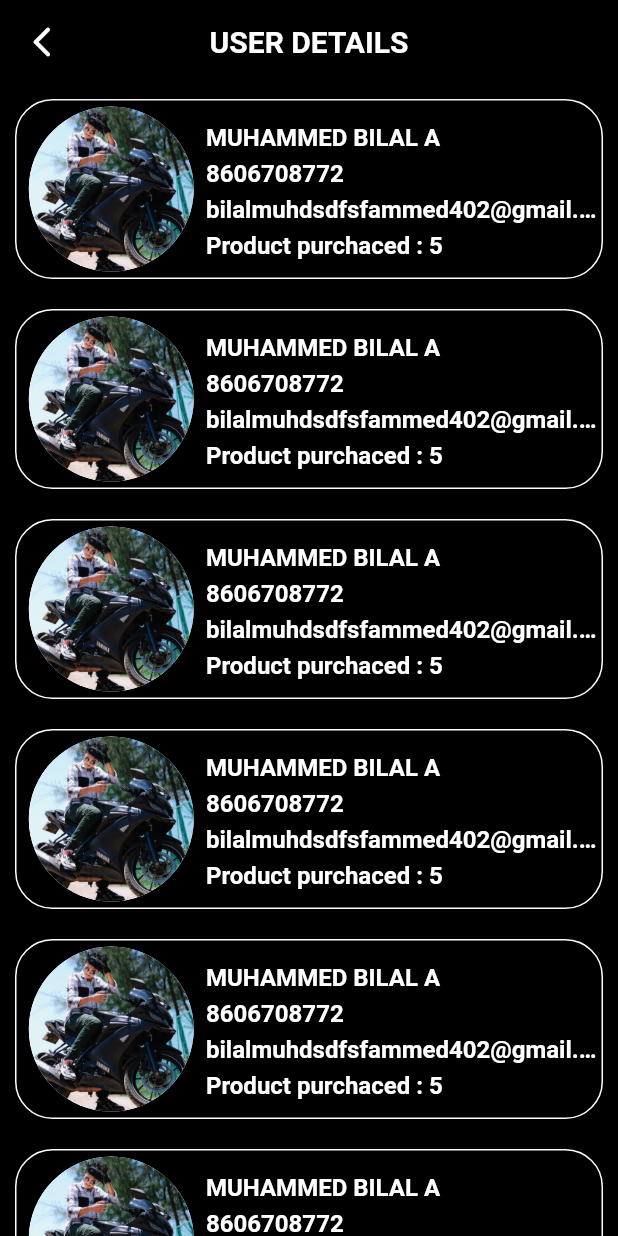
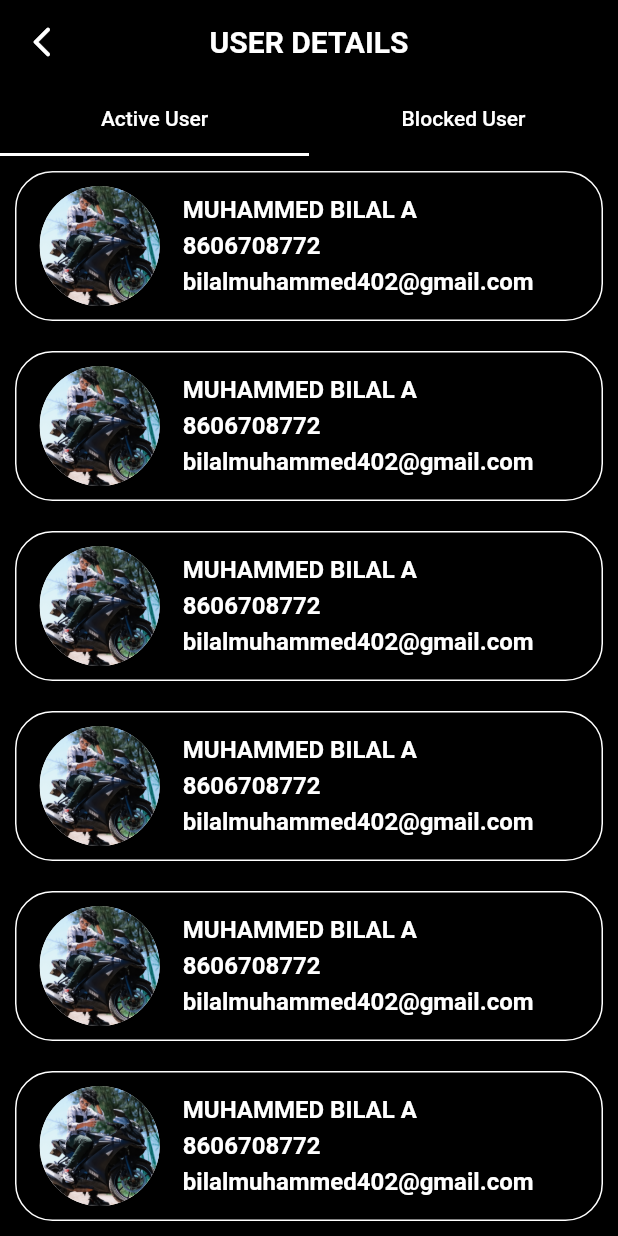
Before and after one commit to MuhammedBilalA/SOLE_SPHERE-ADMIN_PANEL, a Flutter app: the screen it shows after launch, after a tap on "User Details", on a phone screen of 412 x 824 dp. Run offline on Flutter 3.47's test engine with Material 2 defaults, Android fonts, the phone set to English and light mode, and no system bars; our stand-ins replace image_picker; missing offline and left inert: order_tracker.

Commit message:
User blocking Feature added

```diff
--- a/lib/presentation/home_screens/home_screen.dart
+++ b/lib/presentation/home_screens/home_screen.dart
@@ -7,6 +7,7 @@ import 'package:sole_sphere_admin/presentation/all_orders_screens/all_orders.scr
 
 import 'package:sole_sphere_admin/presentation/all_product_screens/all_product_screen.dart';
 import 'package:sole_sphere_admin/presentation/home_screens/widgets/home_screen_listtile.dart';
+
 import 'package:sole_sphere_admin/presentation/user_details_screen/all_users_sceen.dart';
 
 class HomeScreen extends StatelessWidget {
--- a/lib/presentation/splash_screen/splash_screen.dart
+++ b/lib/presentation/splash_screen/splash_screen.dart
@@ -18,15 +18,22 @@ class SplashScreen extends StatelessWidget {
     });
     return Scaffold(
       backgroundColor: kblack,
-      body: Center(
-        child: SizedBox(
-            height: 350,
-            width: 350,
-            child: Image.asset(
-              'assets/images/splash.gif',
-              fit: BoxFit.cover,
-            )),
-      ),
+      // body: Center(
+      //   child: SizedBox(
+      //       height: 350,
+      //       width: 350,
+      //       child: Image.asset(
+      //         'assets/images/splash.gif',
+      //         fit: BoxFit.cover,
+      //       )),
+      // ),
+      body: Container(
+          height: double.infinity,
+          width: double.infinity,
+          child: Image.asset(
+            'assets/images/splashadmin.gif',
+            fit: BoxFit.cover,
+          )),
     );
   }
 }
--- a/lib/presentation/user_details_screen/all_users_sceen.dart
+++ b/lib/presentation/user_details_screen/all_users_sceen.dart
@@ -1,13 +1,16 @@
 import 'package:flutter/material.dart';
 import 'package:sole_sphere_admin/core/colors/colors.dart';
 import 'package:sole_sphere_admin/presentation/user_details_screen/widget/user_details.dart';
+import 'package:sole_sphere_admin/presentation/user_details_screen/widget/user_tile.dart';
 
 class AllUsersScreen extends StatelessWidget {
   const AllUsersScreen({super.key});
 
   @override
   Widget build(BuildContext context) {
-    return Scaffold(
+    return DefaultTabController(
+      length: 2,
+      child: Scaffold(
           backgroundColor: kblack,
           appBar: AppBar(
             leading: IconButton(
@@ -24,108 +27,38 @@ class AllUsersScreen extends StatelessWidget {
               'USER DETAILS',
               style: TextStyle(fontWeight: FontWeight.bold),
             ),
+            bottom: const TabBar(
+                indicatorSize: TabBarIndicatorSize.tab,
+                indicatorColor: kblack,
+                labelColor: kblack,
+                tabs: [
+                  Tab(
+                    child: Text(
+                      'Active User',
+                      style: TextStyle(color: kwhite),
                     ),
-      body: ListView.separated(
+                  ),
+                  Tab(
+                    child: Text(
+                      'Blocked User',
+                      style: TextStyle(color: kwhite),
+                    ),
+                  ),
+                ]),
+          ),
+          body: TabBarView(children: [
+            ListView.separated(
                 itemBuilder: (context, index) {
                   return Padding(
-              padding: const EdgeInsets.only(left: 10, right: 10, top: 10),
+                    padding:
+                        const EdgeInsets.only(left: 10, right: 10, top: 10),
                     child: InkWell(
                       onTap: () {
                         Navigator.of(context).push(MaterialPageRoute(
-                    builder: (context) => UserDetails(),
+                          builder: (context) => UserDetails(isActive: true),
                         ));
                       },
-                child: Container(
-                  width: double.infinity,
-                  height: 120,
-                  decoration: BoxDecoration(
-                      borderRadius: BorderRadius.circular(25),
-                      border: Border.all(color: kwhite)),
-                  child: Row(
-                    children: [
-                      const Spacer(
-                        flex: 1,
-                      ),
-                      const CircleAvatar(
-                          // child: Container(
-                          //   height: 150,
-                          //   width: 150,
-                          //   decoration: BoxDecoration(
-                          //       color: Colors.red,
-                          //       borderRadius: BorderRadius.circular(50)),
-                          //   child: ClipRRect(
-                          //     borderRadius: BorderRadius.circular(50),
-                          //     child: Image.asset(
-                          //       'assets/images/DAY07895-011.jpg',
-                          //       fit: BoxFit.cover,
-                          //     ),
-                          //   ),
-                          // ),
-                          backgroundColor: kwhite,
-                          radius: 55,
-                          backgroundImage: AssetImage(
-                            'assets/images/DAY07895-011.jpg',
-                          )),
-                      const Spacer(
-                        flex: 1,
-                      ),
-                      Container(
-                        height: double.infinity,
-                        // color: Colors.red,
-                        width: MediaQuery.of(context).size.width * 0.64,
-                        child: const Column(
-                          crossAxisAlignment: CrossAxisAlignment.start,
-                          children: [
-                            SizedBox(
-                              height: 15,
-                            ),
-                            Text(
-                              'MUHAMMED BILAL A',
-                              style: TextStyle(
-                                  color: kwhite,
-                                  fontSize: 16,
-                                  fontWeight: FontWeight.bold),
-                            ),
-                            SizedBox(
-                              height: 5,
-                            ),
-                            Text(
-                              '8606708772',
-                              style: TextStyle(
-                                  color: kwhite,
-                                  fontSize: 16,
-                                  fontWeight: FontWeight.bold),
-                            ),
-                            SizedBox(
-                              height: 5,
-                            ),
-                            Text(
-                              'bilalmuhdsdfsfammed402@gmail.com',
-                              style: TextStyle(
-                                  overflow: TextOverflow.ellipsis,
-                                  color: kwhite,
-                                  fontSize: 16,
-                                  fontWeight: FontWeight.bold),
-                            ),
-                            SizedBox(
-                              height: 5,
-                            ),
-                            Text(
-                              'Product purchaced : 5',
-                              style: TextStyle(
-                                  color: kwhite,
-                                  fontSize: 16,
-                                  fontWeight: FontWeight.bold),
-                            ),
-                            SizedBox(
-                              height: 5,
-                            ),
-                          ],
-                        ),
-                      )
-                    ],
-                  ),
-                ),
+                      child: UserTile(),
                     ),
                   );
                 },
@@ -135,6 +68,28 @@ class AllUsersScreen extends StatelessWidget {
                   );
                 },
                 itemCount: 10),
+            ListView.separated(
+                itemBuilder: (context, index) {
+                  return Padding(
+                    padding:
+                        const EdgeInsets.only(left: 10, right: 10, top: 10),
+                    child: InkWell(
+                      onTap: () {
+                        Navigator.of(context).push(MaterialPageRoute(
+                          builder: (context) => UserDetails(isActive: false,),
+                        ));
+                      },
+                      child: UserTile(),
+                    ),
+                  );
+                },
+                separatorBuilder: (context, index) {
+                  return const SizedBox(
+                    height: 10,
+                  );
+                },
+                itemCount: 3),
+          ])),
     );
   }
 }
--- /dev/null
+++ b/lib/presentation/user_details_screen/widget/user_tile.dart
@@ -0,0 +1,79 @@
+
+import 'package:flutter/material.dart';
+import 'package:sole_sphere_admin/core/colors/colors.dart';
+
+class UserTile extends StatelessWidget {
+  const UserTile({
+    super.key,
+  });
+
+  @override
+  Widget build(BuildContext context) {
+    return Container(
+      width: double.infinity,
+      height: 100,
+      decoration: BoxDecoration(
+          borderRadius: BorderRadius.circular(25),
+          border: Border.all(color: kwhite)),
+      child: Row(
+        children: [
+          const Spacer(
+            flex: 1,
+          ),
+          const CircleAvatar(
+              backgroundColor: kwhite,
+              radius: 40,
+              backgroundImage: AssetImage(
+                'assets/images/DAY07895-011.jpg',
+              )),
+          const Spacer(
+            flex: 1,
+          ),
+          Container(
+            height: double.infinity,
+            // color: Colors.red,
+            width: MediaQuery.of(context).size.width * 0.64,
+            child: const Column(
+              crossAxisAlignment: CrossAxisAlignment.start,
+              children: [
+                SizedBox(
+                  height: 15,
+                ),
+                Text(
+                  'MUHAMMED BILAL A',
+                  style: TextStyle(
+                      color: kwhite, fontSize: 16, fontWeight: FontWeight.bold),
+                ),
+                SizedBox(
+                  height: 5,
+                ),
+                Text(
+                  '8606708772',
+                  style: TextStyle(
+                      color: kwhite, fontSize: 16, fontWeight: FontWeight.bold),
+                ),
+                SizedBox(
+                  height: 5,
+                ),
+                Text(
+                  'bilalmuhammed402@gmail.com',
+                  style: TextStyle(
+                      overflow: TextOverflow.ellipsis,
+                      color: kwhite,
+                      fontSize: 16,
+                      fontWeight: FontWeight.bold),
+                ),
+                SizedBox(
+                  height: 5,
+                ),
+              ],
+            ),
+          ),
+          Spacer(
+            flex: 1,
+          )
+        ],
+      ),
+    );
+  }
+}
--- a/pubspec.yaml
+++ b/pubspec.yaml
@@ -61,7 +61,6 @@ flutter:
   # To add assets to your application, add an assets section, like this:
   assets:
     - assets/images/
-    - assets/images/splash.gif
   #   - images/a_dot_ham.jpeg
 
   # An image asset can refer to one or more resolution-specific "variants", see
```
Also changed, not shown: lib/presentation/add_brands_screens/add_brands_screen.dart (+6 -6 lines), lib/presentation/user_details_screen/widget/user_details.dart (+31 -22 lines), assets/images/jordhanblack.jpg (added), assets/images/splash.gif (deleted), assets/images/splashadmin.gif (added). Lines whose indentation alone changed are shown as unchanged.
